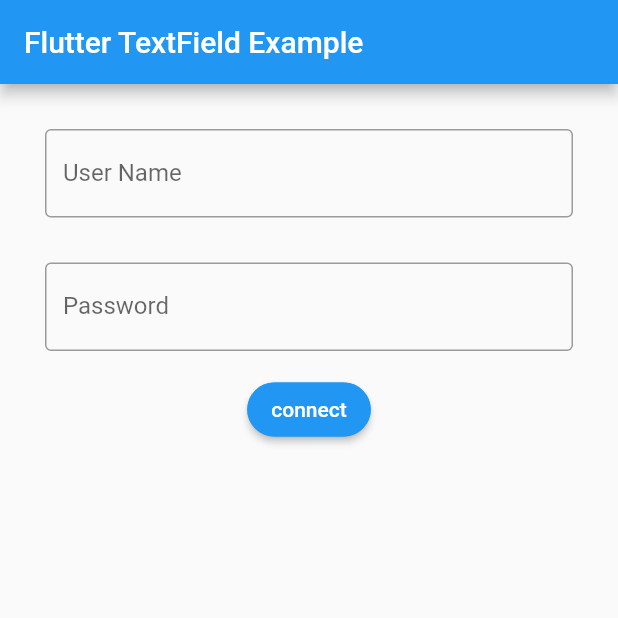
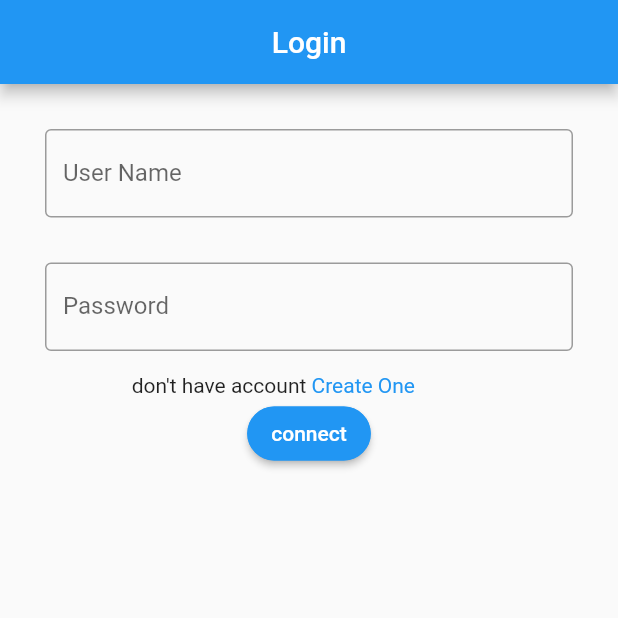
Before and after one commit to kyppe/FlutterDelivery, a Flutter app: the screen it shows after launch, after a tap on "connect", on a phone screen of 412 x 824 dp, the top half of it. Run offline on Flutter 3.47's test engine with Material 2 defaults, Android fonts, the phone set to English and light mode, and no system bars; our stand-ins replace dio, get, google_fonts; missing offline and left inert: dart:ffi, geocode; network calls fail.

```diff
--- a/lib/Providers/user_provider.dart
+++ b/lib/Providers/user_provider.dart
@@ -4,9 +4,10 @@ import 'package:flutter/cupertino.dart';
 import '../models/location.dart';
 
 class User with ChangeNotifier {
-  late String userName;
+  String userName = "";
   String idUser = "123456789123456789123456";
   String token = " ";
+  String email = " ";
   late String phone;
   late Location location;
   User({required phone, required userName, required idUser});
@@ -23,9 +24,12 @@ class User with ChangeNotifier {
       } else {
         User.fromMap(response.data);
 
-        userName = response.data["fullName"];
-        phone = response.data["phoneNumber"];
-        idUser = response.data["_id"];
+        userName = response.data["driver"]["fullName"];
+        phone = response.data["driver"]["phoneNumber"];
+        idUser = response.data["driver"]["_id"];
+        email = response.data["driver"]["email"];
+
+        token = response.data["token"];
 
         print(idUser);
 
--- a/lib/main.dart
+++ b/lib/main.dart
@@ -3,25 +3,27 @@ import 'package:appdelivery/Providers/user_provider.dart';
 import 'package:appdelivery/screens/commands_view.dart';
 import 'package:appdelivery/screens/login_page.dart';
 import 'package:appdelivery/screens/main_page_state.dart';
+import 'package:appdelivery/screens/register_page.dart';
 import 'package:flutter/material.dart';
 import 'package:dio/dio.dart';
 import 'package:provider/provider.dart';
 
 void main() {
-  runApp(MultiProvider(
-    providers: [
-      ChangeNotifierProvider.value(value: User(idUser: null, phone: null, userName: null)),
-      ChangeNotifierProxyProvider<User,Commands>(
-        create: (ctx) => Commands(),
-        update:(_,user,data)=> data!..update(user.token,user.idUser))
-
-    ] ,
-          child: const MyApp()
-
+  runApp(
+    MultiProvider(
+      providers: [
+        ChangeNotifierProvider.value(
+            value: User(idUser: null, phone: null, userName: null)),
+        ChangeNotifierProxyProvider<User, Commands>(
+            create: (ctx) => Commands(),
+            update: (_, user, data) => data!..update(user.token, user.idUser))
+      ],
+      child: Directionality(
+        child: const MyApp(),
+        textDirection: TextDirection.rtl, // setting rtl
       ),
-
+    ),
   );
-
 }
 
 class MyApp extends StatelessWidget {
@@ -34,7 +36,8 @@ class MyApp extends StatelessWidget {
       initialRoute: "/",
       routes: {
         '/': (context) => LoginPage(),
-        '/MainPage':((context) => MainPageState())
+        '/MainPage': ((context) => MainPageState()),
+        '/Register': ((context) => RegisterPage()),
       },
     );
   }
--- a/lib/screens/command_accepted.dart
+++ b/lib/screens/command_accepted.dart
@@ -4,6 +4,7 @@ import 'package:provider/src/provider.dart';
 
 import 'details.dart';
 import 'details_accept.dart';
+import 'nav_Bar.dart';
 
 class AcceptedCommandPage extends StatefulWidget {
   const AcceptedCommandPage({Key? key}) : super(key: key);
@@ -16,8 +17,8 @@ class _AcceptedCommandPageState extends State<AcceptedCommandPage> {
   @override
   Widget build(BuildContext context) {
     return Scaffold(
+      drawer: NavBar(),
       appBar: AppBar(
-        automaticallyImplyLeading: false,
         title: const Text("all commands Accepted"),
         centerTitle: true,
       ),
--- a/lib/screens/commands_view.dart
+++ b/lib/screens/commands_view.dart
@@ -8,6 +8,8 @@ import 'package:flutter/material.dart';
 import 'package:geocode/geocode.dart';
 
 import 'package:provider/provider.dart';
+
+import 'nav_Bar.dart';
 
 class CommandsPage extends StatefulWidget {
   const CommandsPage({Key? key}) : super(key: key);
@@ -31,11 +33,12 @@ class _CommandsPageState extends State<CommandsPage> {
   @override
   Widget build(BuildContext context) {
     return Scaffold(
+
       appBar: AppBar(
-        automaticallyImplyLeading: false,
         title: const Text("all commands"),
         centerTitle: true,
       ),
+      drawer: NavBar(),
       body: Center(
         child: ListView.separated(
           itemCount: context.watch<Commands>().commands.length,
--- a/lib/screens/details_accept.dart
+++ b/lib/screens/details_accept.dart
@@ -262,8 +262,8 @@ Widget buildPopupDialogAccepted(BuildContext context, int index) {
                 RoundedRectangleBorder(
                     borderRadius: BorderRadius.circular(18.0),
                     side: const BorderSide(color: Colors.red)))),
-        onPressed: () {
-          Provider.of<Commands>(context, listen: false).abandonedCommand(index);
+        onPressed: () async{
+        Provider.of<Commands>(context, listen: false).abandonedCommand(index);
           Navigator.of(context).pop();
         },
         child: const Text('Abandoned'),
--- a/lib/screens/login_page.dart
+++ b/lib/screens/login_page.dart
@@ -10,49 +10,58 @@ class LoginPage extends StatefulWidget {
   const LoginPage({Key? key}) : super(key: key);
 
   @override
-
   State<LoginPage> createState() => _LoginPageState();
 }
 
-
 var loginController = TextEditingController();
 var passWordController = TextEditingController();
+
 class _LoginPageState extends State<LoginPage> {
-
   @override
-
   Widget build(BuildContext context) {
     return Scaffold(
       appBar: AppBar(
-        title: Text('Flutter TextField Example'),
+        automaticallyImplyLeading: false,
+        title: const Text("Login"),
+        centerTitle: true,
       ),
       body: Padding(
         padding: EdgeInsets.all(15),
         child: Column(
           children: <Widget>[
-             Padding(
+            Padding(
               padding: EdgeInsets.all(15),
               child: TextField(
                 controller: loginController,
-                decoration:const  InputDecoration(
+                decoration: const InputDecoration(
                   border: OutlineInputBorder(),
                   labelText: 'User Name',
                   hintText: 'Enter Your Name',
                 ),
               ),
             ),
-             Padding(
+            Padding(
               padding: EdgeInsets.all(15),
               child: TextField(
                 controller: passWordController,
                 obscureText: true,
-
                 decoration: const InputDecoration(
                   border: OutlineInputBorder(),
                   labelText: 'Password',
                   hintText: 'Enter Password',
                 ),
               ),
+            ),
+            Center(
+              child: Row(children: [
+                const Text("                     don't have account "),
+                InkWell(
+                  child: const Text('Create One',
+                      style: TextStyle(color: Colors.blue)),
+                  // ignore: avoid_returning_null_for_void
+                  onTap: () => Navigator.pushNamed(context, "/Register"),
+                ),
+              ]),
             ),
             ElevatedButton(
               style: ButtonStyle(
@@ -67,13 +76,11 @@ class _LoginPageState extends State<LoginPage> {
               onPressed: () async {
                 print(passWordController.text);
                 print(loginController.text);
-                if( await context.read<User>().login(loginController.text,passWordController.text))
-                {
-                Navigator.pushNamed(context, '/MainPage');
-
-                }
-                else
-                {
+                if (await context
+                    .read<User>()
+                    .login(loginController.text, passWordController.text)) {
+                  Navigator.pushNamed(context, '/MainPage');
+                } else {
                   print("error");
                 }
               },
--- a/pubspec.yaml
+++ b/pubspec.yaml
@@ -36,6 +36,8 @@ dependencies:
   cupertino_icons: ^1.0.2
   provider : ^6.0.1
   url_launcher: ^6.1.8
+  google_fonts:
+  get :
 
 dev_dependencies:
   flutter_test:
```
Also changed, not shown: lib/Providers/commands.dart (+19 -6 lines), lib/components/components.dart (+146 -6 lines), lib/screens/nav_Bar.dart (added, +56 -0 lines), lib/screens/register_page.dart (added, +69 -0 lines), pubspec.lock, 1 other file.
